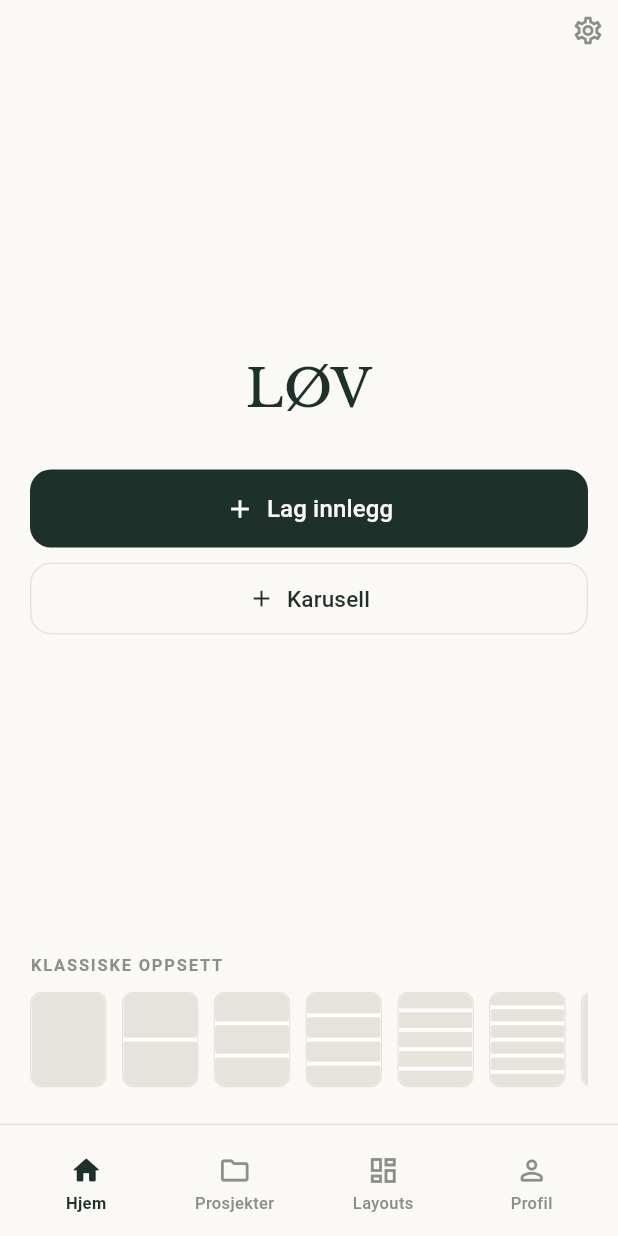
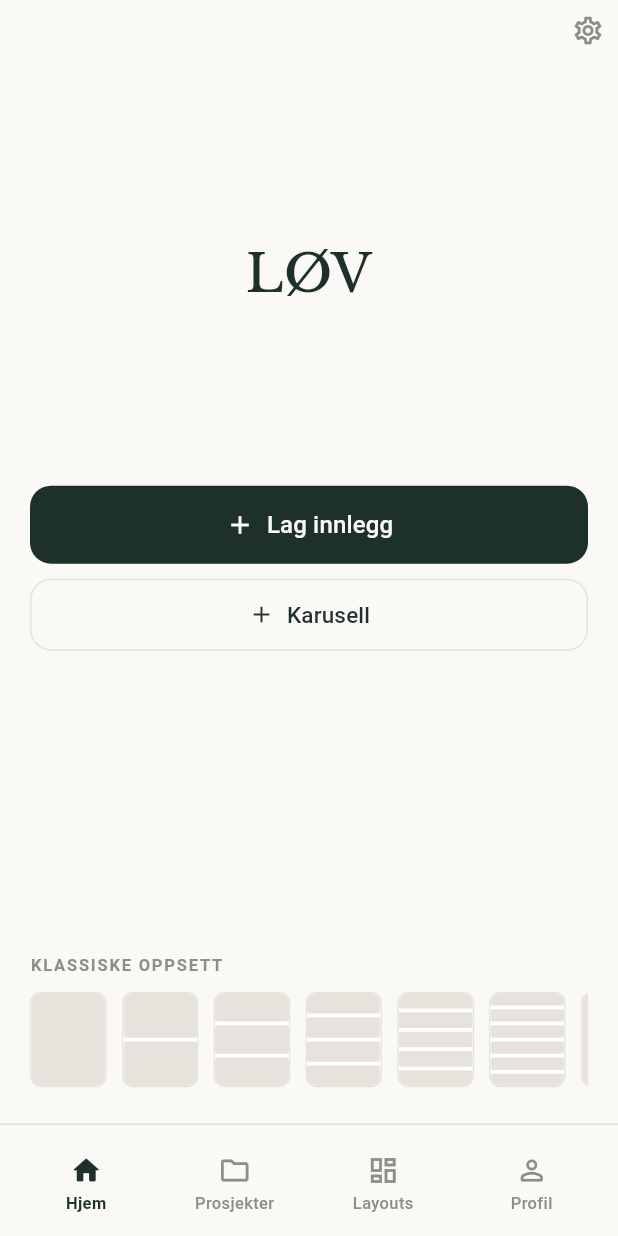
Before and after one commit to hannekj/image_grid, a Flutter app: the screen it shows after launch, on a phone screen of 412 x 824 dp. Run offline on Flutter 3.47's test engine with Material 3 defaults, Android fonts, the phone set to English and light mode, and no system bars; our stand-ins replace google_fonts, image_picker, share_plus; missing offline and left inert: gal.

Commit message:
Separate home title from create buttons on home screen
Keep LØV centered while placing the create actions lower with flexible spacing above classic layouts.

Co-authored-by: Cursor <cursoragent@cursor.com>

```diff
--- a/lib/home_page.dart
+++ b/lib/home_page.dart
@@ -107,14 +107,11 @@ class _HomePageState extends State<HomePage> {
             child: Column(
               children: [
                 Expanded(
+                  flex: 3,
                   child: Center(
-                    child: SingleChildScrollView(
+                    child: Padding(
                       padding: const EdgeInsets.symmetric(horizontal: 20),
-                      child: Column(
-                        mainAxisSize: MainAxisSize.min,
-                        crossAxisAlignment: CrossAxisAlignment.stretch,
-                        children: [
-                          Text(
+                      child: Text(
                         'LØV',
                         textAlign: TextAlign.center,
                         style: GoogleFonts.libreBaskerville(
@@ -125,7 +122,14 @@ class _HomePageState extends State<HomePage> {
                           color: AppTheme.ink,
                         ),
                       ),
-                          const SizedBox(height: 36),
+                    ),
+                  ),
+                ),
+                Padding(
+                  padding: const EdgeInsets.symmetric(horizontal: 20),
+                  child: Column(
+                    crossAxisAlignment: CrossAxisAlignment.stretch,
+                    children: [
                       _PrimaryCreateButton(
                         label: createLabel,
                         onPressed: () => _openGrid(),
@@ -138,8 +142,7 @@ class _HomePageState extends State<HomePage> {
                     ],
                   ),
                 ),
-                  ),
-                ),
+                const Spacer(flex: 2),
                 if (_hasLayoutDraft || _hasCarouselDraft)
                   Padding(
                     padding: const EdgeInsets.fromLTRB(20, 0, 20, 16),
```
Lines whose indentation alone changed are shown as unchanged.
